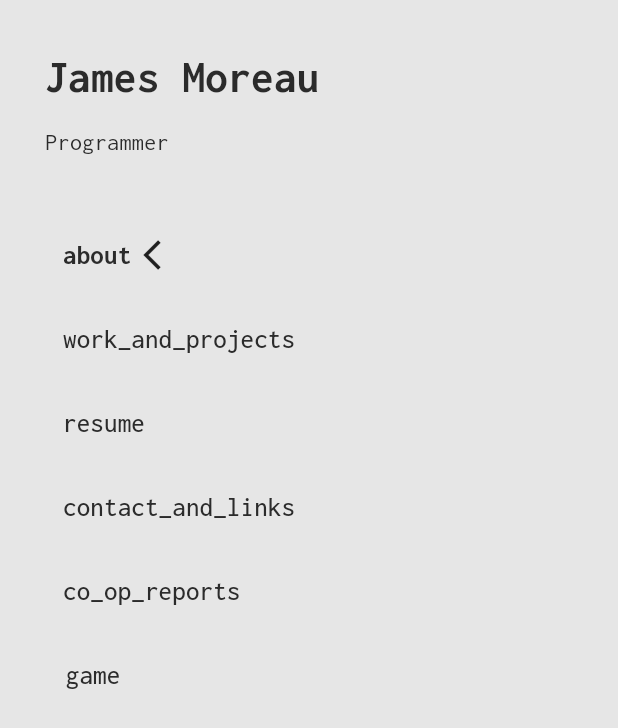
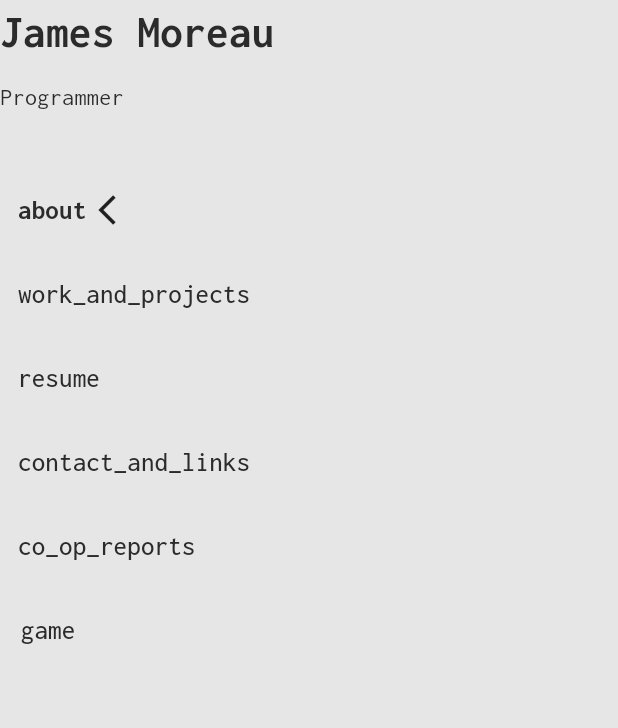
Before and after one commit to JamesMoreau/jamesmoreau.github.io, a Flutter app: the TabMenu widget shown alone on an empty page, opened directly with empty values, on a phone screen of 412 x 824 dp. Shown: the top 728 px of the screen. Run offline on Flutter 3.47's test engine with Material 3 defaults, Android fonts, the phone set to English and light mode, and no system bars; our stand-ins replace flutter_svg; missing offline and left inert: flame, statsfl, syncfusion_flutter_pdfviewer.

Commit message:
Refactor UI layout and fix tab menu overflow

```diff
--- a/lib/main.dart
+++ b/lib/main.dart
@@ -12,10 +12,10 @@ import 'package:url_launcher/url_launcher.dart';
 
 /*
   TODO:
-	Remove unused packages
 	Convert state to state management.
 	add french / english resume
 	do something with the color picker / calculator or something else cool.
+	fix tab menu overflow when window is shrunk.
 */
 
 void main() async {
@@ -164,11 +164,7 @@ class _TabMenuState extends State<TabMenu> with SingleTickerProviderStateMixin {
 
   @override
   Widget build(BuildContext context) {
-    return Container(
-        alignment: Alignment.topLeft,
-        padding: const EdgeInsets.all(30),
-        child: ListView(
-          // crossAxisAlignment: CrossAxisAlignment.start,
+    return ListView(
       children: [
         const Text(myName, style: TextStyle(fontWeight: FontWeight.bold, fontSize: 30)),
         const SizedBox(height: 10),
@@ -215,7 +211,7 @@ class _TabMenuState extends State<TabMenu> with SingleTickerProviderStateMixin {
         ]),
         if (kDebugMode) StatsFl(maxFps: 300)
       ],
-        ));
+    );
   }
 }
 
--- a/lib/tabs/work.dart
+++ b/lib/tabs/work.dart
@@ -33,7 +33,11 @@ class WorkTab extends StatelessWidget {
           ],
         ),
         SizedBox(height: 100),
-        Image.asset(lostInTranslationGifPath, width: 499, height: 266, fit: BoxFit.contain),
+        Center(
+            child: Stack(children: [
+          Image.asset(lostInTranslationGifPath, width: 499, height: 266, fit: BoxFit.contain),
+          Positioned(bottom: 0, right: 0, child: Text('Lost in Translation', style: TextStyle(color: Colors.white)))
+        ])),
       ]),
     );
   }
```
Lines whose indentation alone changed are shown as unchanged.
